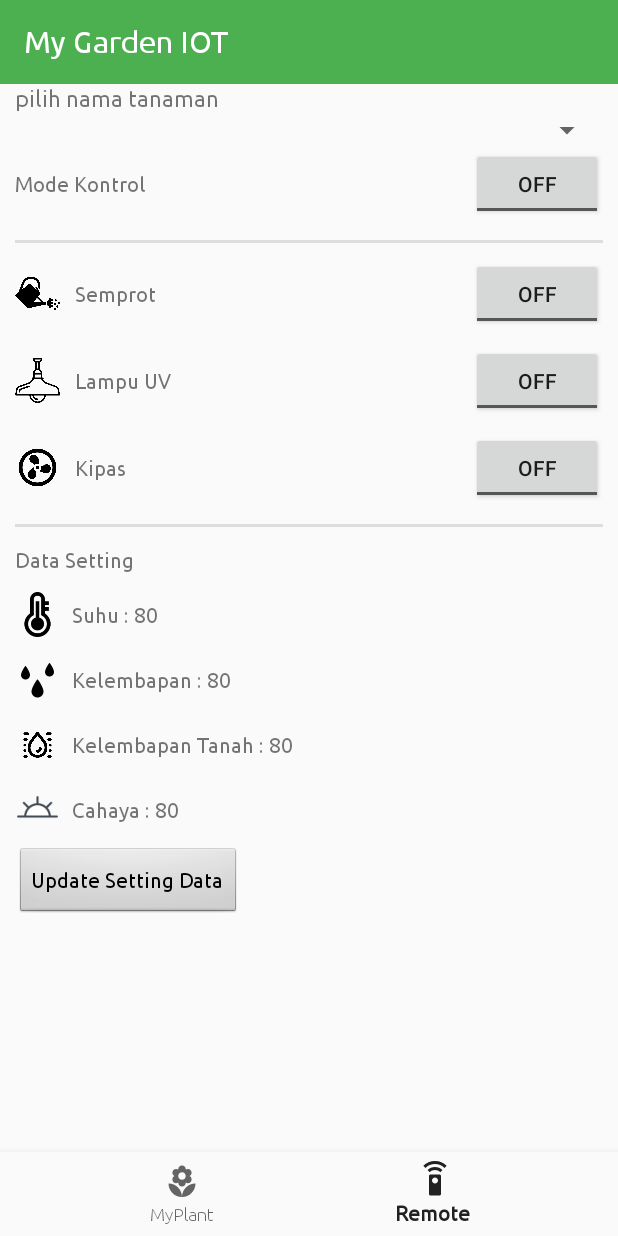
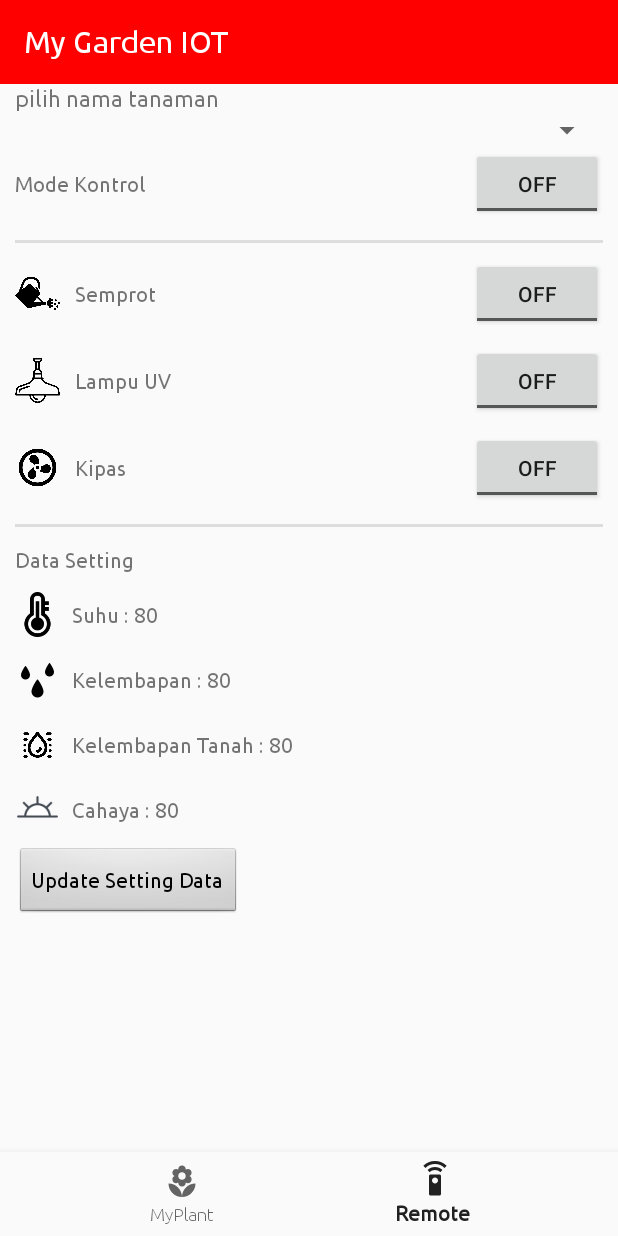
Before and after one commit to iqomchanif/android-firebase, an Android app: the screen it shows after launch (MainActivity), item 2 of the bottom bar chosen, on a phone screen of 412 x 824 dp. Run offline under Robolectric (Android 15) with nearby library versions, the phone set to English and light mode, and no system bars; our stand-ins replace Firebase (no records; nobody signed in at launch, a user with empty details on screens opened directly).

Commit message:
bug fixing and internet indikator

```diff
--- a/app/src/main/java/com/chanifq/gardenIOT/Adapter/ItemAdapter.java
+++ b/app/src/main/java/com/chanifq/gardenIOT/Adapter/ItemAdapter.java
@@ -82,9 +82,9 @@ public class ItemAdapter extends RecyclerView.Adapter<ItemAdapter.ItemViewHolder
         holder.tvTemp.setText(lastTemp);
         holder.tvTanah.setText(lastHumiTanah);
 
-        holder.imgKipas.setVisibility(listItem.get(position).getDataSetting().getKipas().equals("1")?View.VISIBLE:View.INVISIBLE);
-        holder.imgSemprot.setVisibility(listItem.get(position).getDataSetting().getSemprot().equals("1")?View.VISIBLE:View.INVISIBLE);
-        holder.imgLampu.setVisibility(listItem.get(position).getDataSetting().getled().equals("1")?View.VISIBLE:View.INVISIBLE);
+        holder.imgKipas.setVisibility(listItem.get(position).getDataSetting().getKipas().equals("1")?View.VISIBLE:View.GONE);
+        holder.imgSemprot.setVisibility(listItem.get(position).getDataSetting().getSemprot().equals("1")?View.VISIBLE:View.GONE);
+        holder.imgLampu.setVisibility(listItem.get(position).getDataSetting().getled().equals("1")?View.VISIBLE:View.GONE);
     }
 
 
--- a/app/src/main/java/com/chanifq/gardenIOT/MainActivity.java
+++ b/app/src/main/java/com/chanifq/gardenIOT/MainActivity.java
@@ -48,6 +48,8 @@ public class MainActivity extends AppCompatActivity {
     ArrayList<Setting> listSetting;
     BottomNavigationView nav;
     GlobalClass globalClass;
+    long timeConnect;
+    int iUpdate;
 
     @Override
     protected void onCreate(Bundle savedInstanceState) {
@@ -56,6 +58,7 @@ public class MainActivity extends AppCompatActivity {
         database = FirebaseDatabase.getInstance();
         databaseReferencePlant = database.getReference().child("pythonfirebaseiot").child("Plants");
         databaseReferenceSetting = database.getReference().child("pythonfirebaseiot").child("Setting");
+        iUpdate=0;
         initFragment();
         loadFragment(fragmentList);
         globalClass = (GlobalClass) getApplicationContext();
@@ -90,6 +93,21 @@ public class MainActivity extends AppCompatActivity {
         final Toolbar toolbar = (Toolbar) findViewById(R.id.toolbar);
         toolbar.setTitleTextColor(Color.WHITE);
         toolbar.setTitle("My Garden IOT");
+        timeConnect= (savedInstanceState == null)?0:Integer.valueOf(savedInstanceState.getString("timeConnect"));
+        final Handler handler= new Handler();
+        handler.postDelayed(new Runnable() {
+            @Override
+            public void run() {
+                if(System.currentTimeMillis()-timeConnect>20000){
+                    toolbar.setBackgroundResource(R.color.red);
+                }
+                else{
+                    toolbar.setBackgroundResource(R.color.yellowbackgrounddarker);
+
+                }
+                handler.postDelayed(this, 2000);
+            }
+        },2000);
     }
 
     @Override
@@ -99,11 +117,6 @@ public class MainActivity extends AppCompatActivity {
             @Override
             public void onDataChange(DataSnapshot dataSnapshot) {
                 Log.d("addEventListenOy", "masuk");
-                // This method is called once with the initial value and again
-                // whenever data at this location is updated.
-//                Log.d("firebase_plants",dataSnapshot.getChildren());
-//
-//                );
                 listPlants.clear();
                 ArrayList<DataPlant> arrayPlant = new ArrayList<>();
                 int iPlant = 0;
@@ -112,9 +125,11 @@ public class MainActivity extends AppCompatActivity {
 //                    Log.d("firebase_plants",plantSnapshot.getKey());
                     String name = plantSnapshot.getKey();
                     arrayPlant.clear();
+                    int error = 0;
                     int i = 0;
                     for (DataSnapshot plantDetail : plantSnapshot.getChildren()) {
-                        Log.d("snapplantdetail", plantDetail.toString());
+
+                        try {
                             DataPlant plant = plantDetail.getValue(DataPlant.class);
                             //                        Log.d("firebase_plants_value","humi:"+ plant.getHumidity());
                             //                        Log.d("firebase_plants_value","temp:"+ plant.getTemperature());
@@ -124,18 +139,29 @@ public class MainActivity extends AppCompatActivity {
                             String light = plant.getLight();
                             String created = plant.getCreated_at();
                             String humiTanah = plant.getHumidityTanah();
+
                             DataPlant itemPlant = new DataPlant(String.valueOf(i), name, humiTanah, humi, temp, light, created);
                             i = i + 1;
                             arrayPlant.add(itemPlant);
+
+                        } catch (Exception e) {
+                            error += 1;
+                            Log.d("datasnapshot","error"+error);
+                            Log.d("snapplantdetail", plantDetail.toString());
                         }
+                    }
+//                    Toast.makeText(MainActivity.this, "get " + error + " data error", Toast.LENGTH_SHORT).show();
                     iPlant++;
                     ListPlant list = new ListPlant(iPlant, name, arrayPlant);
                     listPlants.add(list);
                 }
                 GlobalClass globalClass = (GlobalClass) getApplicationContext();
                 globalClass.setListPlants(listPlants);
-                if(globalClass.getState()=="list")
+                if (globalClass.getState() == "list")
                     fragmentList.setRvItem(listPlants);
+                if(iUpdate>=3)
+                    timeConnect=System.currentTimeMillis();
+                iUpdate++;
             }
 
             @Override
@@ -149,13 +175,14 @@ public class MainActivity extends AppCompatActivity {
             @Override
             public void onDataChange(@NonNull DataSnapshot dataSnapshot) {
                 listSetting.clear();
+                Log.d("datachange","plants");
                 for (DataSnapshot plantSnapshot : dataSnapshot.getChildren()) {
                     String name = plantSnapshot.getKey();
-                    String getID = "", kipas = "", light = "", semprot = "", valueSetting = "",mode="";
+                    String getID = "", kipas = "", light = "", semprot = "", valueSetting = "", mode = "";
 
                     Log.d("setting", "getgetget");
                     for (DataSnapshot data : plantSnapshot.getChildren()) {
-                        Log.d("firebase_setting", name );
+                        Log.d("firebase_setting", name);
                         Log.d("firebase_setting", data.toString());
                         getID = data.getKey();
                         Setting datasetting = data.getValue(Setting.class);
@@ -163,12 +190,13 @@ public class MainActivity extends AppCompatActivity {
                         light = datasetting.getled();
                         semprot = datasetting.getSemprot();
                         valueSetting = datasetting.getValueSettingHThL();
-                        mode=datasetting.getMode();
-                        Setting setting = new Setting(name,getID,semprot, light, kipas, valueSetting,mode);
+                        mode = datasetting.getMode();
+                        Setting setting = new Setting(name, getID, semprot, light, kipas, valueSetting, mode);
                         listSetting.add(setting);
-                        for(ListPlant list: listPlants){
-                            if(list.getName().equals(name)){
+                        for (ListPlant list : listPlants) {
+                            if (list.getName().equals(name)) {
                                 list.setDataSetting(setting);
+                                Log.d("firebase_setting", "update-listplant-setting");
                             }
                         }
 
@@ -181,8 +209,10 @@ public class MainActivity extends AppCompatActivity {
                     Log.d("firebase_setting", setting.getIDsetting());
 
                 }
-                if(globalClass.getState()=="remote")
+                if (globalClass.getState() == "remote")
                     fragmentRemote.updateData(listSetting);
+                if(iUpdate>=5)
+                    timeConnect=System.currentTimeMillis();
 
             }
 
@@ -192,7 +222,12 @@ public class MainActivity extends AppCompatActivity {
         });
     }
 
+    @Override
+    public void onSaveInstanceState(Bundle savedInstanceState) {
+        super.onSaveInstanceState(savedInstanceState);
 
+        savedInstanceState.putString("timeConnect", String.valueOf(timeConnect));
+    }
     public ArrayList<DataPlant> getDataPlantOf(String name) {
         ArrayList<DataPlant> buff = new ArrayList<DataPlant>();
         for (ListPlant list : listPlants) {
@@ -208,25 +243,6 @@ public class MainActivity extends AppCompatActivity {
         return (buff);
     }
 
-    private void addPlant(String name, String humi, String temp, String light) {
-        // Write a message to the database
-//        String id= databaseReferencePlant.push().getKey();
-//        DataPlant plant= new DataPlant(id,name,humi,temp,light);
-//        databaseReferencePlant.child(id).setValue(plant);
-//        Toast.makeText(getApplicationContext(),"succes",Toast.LENGTH_SHORT).show();
-    }
-
-//    private void addHistoryGarden(String name, String humi, String temp, String light) {
-//        String id= databaseReferenceHistoryGarden.push().getKey();
-//        Garden garden= new Garden(id,name,humi,temp,light);
-//        databaseReferenceHistoryGarden.child(id).setValue(garden);
-//        Toast.makeText(getApplicationContext(),"succes",Toast.LENGTH_SHORT).show();
-//
-//    }
-
-    private void getPlant() {
-
-    }
 
     void initFragment() {
         fragmentList = new FragmentList();
--- a/app/src/main/java/com/chanifq/gardenIOT/model/ListPlant.java
+++ b/app/src/main/java/com/chanifq/gardenIOT/model/ListPlant.java
@@ -17,6 +17,8 @@ Setting dataSetting;
             DataPlant newplant= new DataPlant(plant.getId(),plant.getName(),plant.getHumidityTanah(),plant.getHumidity(),plant.getTemperature(),plant.getLight(),plant.getCreated_at());
             this.plants.add(newplant);
         }
+        Setting setting= new Setting(name,"","","","","","");
+        this.dataSetting=(setting);
     }
 
     public ListPlant(int ID, String name, ArrayList<DataPlant> plants, Setting dataSetting) {
--- a/app/src/main/res/layout/activity_grafik.xml
+++ b/app/src/main/res/layout/activity_grafik.xml
@@ -254,7 +254,7 @@
                         <ImageView
                             android:layout_width="@dimen/profile_icon_size"
                             android:layout_height="@dimen/profile_icon_size"
-                            android:src="@drawable/icons8wet90"
+                            android:src="@drawable/icon_soil"
                             />
                         <TextView
                             android:layout_width="wrap_content"
--- a/app/src/main/res/layout/activity_main.xml
+++ b/app/src/main/res/layout/activity_main.xml
@@ -85,7 +85,7 @@
             android:id="@+id/toolbar"
             android:layout_width="match_parent"
             android:layout_height="?attr/actionBarSize"
-            android:background="@color/yellowbackground"
+            android:background="@color/red"
 
 
             />
--- a/app/src/main/res/layout/list_item.xml
+++ b/app/src/main/res/layout/list_item.xml
@@ -44,8 +44,8 @@
             <LinearLayout
                 android:layout_width="wrap_content"
                 android:layout_height="wrap_content"
-                android:layout_below="@+id/imageTitle"
                 android:gravity="center_vertical"
+                android:layout_alignParentEnd="true"
                 >
                 <ImageView
                     android:layout_width="@dimen/profile_icon_size"
@@ -88,6 +88,7 @@
                 android:gravity="center_vertical"
                 android:layout_marginRight="@dimen/margin_text"
                 android:layout_below="@+id/imageTitle"
+                android:id="@+id/sensor"
                 >
                 <ImageView
                     android:layout_width="@dimen/profile_icon_size"
```
Also changed, not shown: app/src/main/java/com/chanifq/gardenIOT/GrafikActivity.java (+10 -6 lines), app/src/main/java/com/chanifq/gardenIOT/helper/DateHelper.java (+6 -6 lines). Lines whose indentation alone changed are shown as unchanged.
